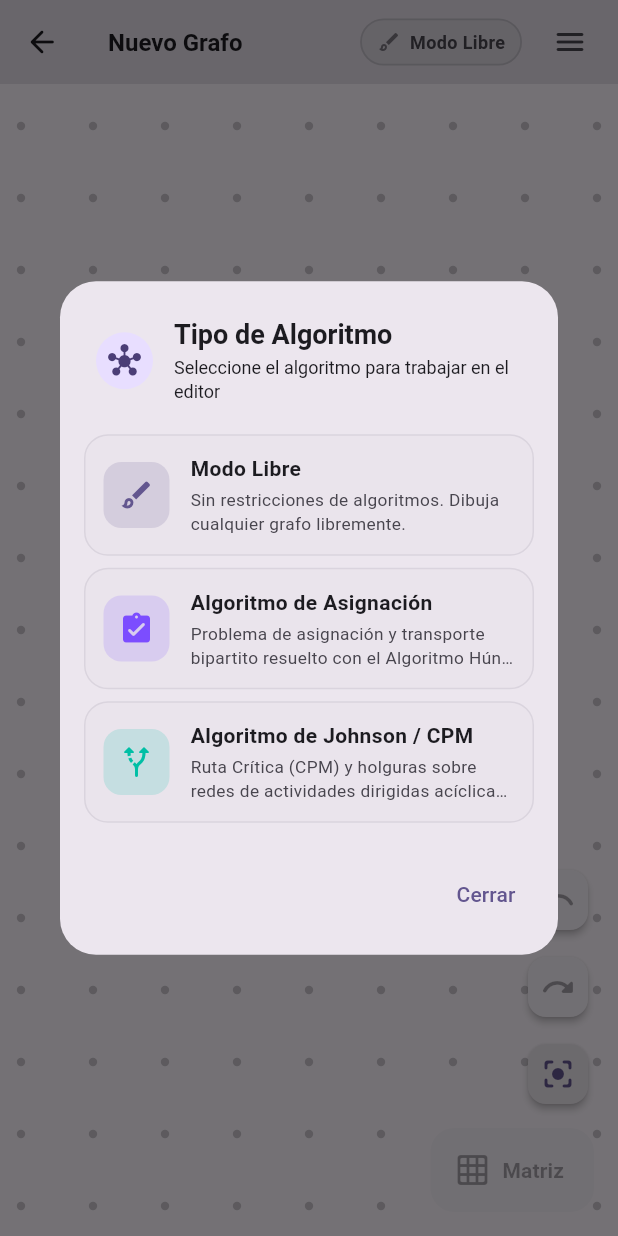
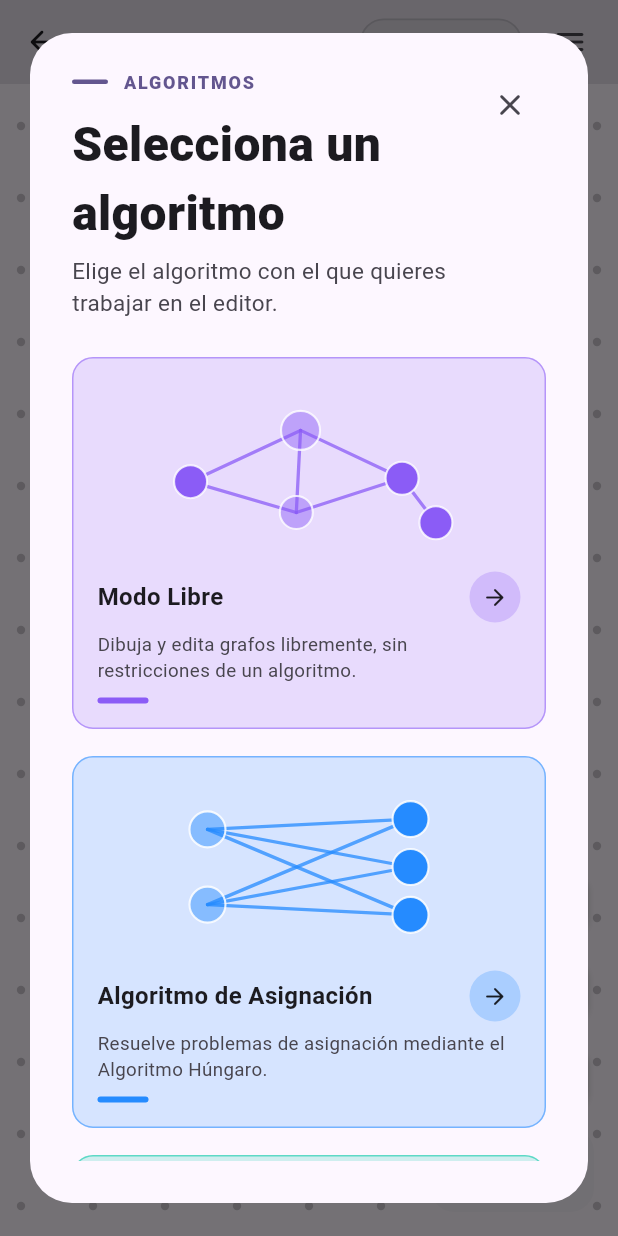
Before and after one commit to marinobc/algorithm, a Flutter app: the GraphEditorScreen screen opened directly, on a phone screen of 412 x 824 dp. Run offline on Flutter 3.47's test engine with Material 3 defaults, Android fonts, the phone set to English and light mode, and no system bars; our stand-ins replace flutter_dotenv, flutter_markdown, flutter_riverpod, flutter_svg, google_generative_ai, shared_preferences and 2 more; missing offline and left inert: dart:js_interop; accounts and stored records are empty; network calls fail; project files that could hold a hidden picture were left out.

Commit message:
Redesign algorithm selection catalog

```diff
--- a/lib/ui/dialogs/algorithm_selection_dialog.dart
+++ b/lib/ui/dialogs/algorithm_selection_dialog.dart
@@ -8,11 +8,9 @@ import '../../algorithms/core/graph_algorithm.dart';
 import '../../algorithms/johnson/domain/services/johnson_validator.dart';
 import '../../algorithms/johnson/providers/johnson_provider.dart';
 import '../../application/providers/grafo_provider.dart';
+import '../widgets/algorithm_catalog_illustration.dart';
 import '../widgets/app_toast.dart';
 
-/// Modal dialog presented to the user to choose which algorithm mode to work in.
-/// Used when entering the editor from general pages, or when changing algorithm
-/// from the top bar dropdown when the canvas is empty.
 class AlgorithmSelectionDialog extends StatelessWidget {
   final WidgetRef ref;
   final bool canDismiss;
@@ -31,124 +29,335 @@ class AlgorithmSelectionDialog extends StatelessWidget {
     return showDialog<GraphAlgorithm?>(
       context: context,
       barrierDismissible: canDismiss,
-      builder: (ctx) =>
+      builder: (_) =>
           AlgorithmSelectionDialog(ref: ref, canDismiss: canDismiss),
     );
   }
 
   @override
   Widget build(BuildContext context) {
-    final theme = Theme.of(context);
-    final colorScheme = theme.colorScheme;
-    final algorithms = ref.read(algorithmRegistryProvider);
+    final registered = {
+      for (final algorithm in ref.read(algorithmRegistryProvider))
+        algorithm.id: algorithm,
+    };
+    final options = _options(registered);
+    final colors = Theme.of(context).colorScheme;
 
-    return AlertDialog(
-      shape: RoundedRectangleBorder(borderRadius: BorderRadius.circular(24)),
-      titlePadding: const EdgeInsets.fromLTRB(24, 24, 24, 12),
-      contentPadding: const EdgeInsets.symmetric(horizontal: 16, vertical: 8),
-      actionsPadding: const EdgeInsets.fromLTRB(16, 8, 16, 16),
-      title: Row(
+    return Dialog(
+      insetPadding: const EdgeInsets.all(20),
+      backgroundColor: colors.surface,
+      clipBehavior: Clip.antiAlias,
+      child: ConstrainedBox(
+        constraints: const BoxConstraints(maxWidth: 1280, maxHeight: 780),
+        child: Padding(
+          padding: const EdgeInsets.fromLTRB(28, 24, 28, 28),
+          child: Column(
             children: [
-          Container(
-            padding: const EdgeInsets.all(8),
-            decoration: BoxDecoration(
-              color: colorScheme.primaryContainer,
-              shape: BoxShape.circle,
+              _CatalogHeader(
+                canDismiss: canDismiss,
+                onClose: () => Navigator.of(context).pop(),
               ),
-            child: Icon(
-              Icons.hub_rounded,
-              color: colorScheme.onPrimaryContainer,
-              size: 22,
+              const SizedBox(height: 26),
+              Expanded(
+                child: LayoutBuilder(
+                  builder: (context, constraints) {
+                    final columns = constraints.maxWidth >= 1040
+                        ? 4
+                        : constraints.maxWidth >= 620
+                        ? 2
+                        : 1;
+                    return GridView.builder(
+                      itemCount: options.length,
+                      gridDelegate: SliverGridDelegateWithFixedCrossAxisCount(
+                        crossAxisCount: columns,
+                        crossAxisSpacing: 18,
+                        mainAxisSpacing: 18,
+                        mainAxisExtent: columns == 1 ? 248 : 270,
                       ),
+                      itemBuilder: (context, index) => _AlgorithmCatalogCard(
+                        option: options[index],
+                        onSelect: options[index].available
+                            ? () => _select(context, options[index])
+                            : null,
                       ),
-          const SizedBox(width: 14),
-          const Expanded(
-            child: Column(
-              crossAxisAlignment: CrossAxisAlignment.start,
-              children: [
-                Text(
-                  'Tipo de Algoritmo',
-                  style: TextStyle(fontSize: 18, fontWeight: FontWeight.bold),
+                    );
+                  },
                 ),
-                SizedBox(height: 2),
-                Text(
-                  'Seleccione el algoritmo para trabajar en el editor',
-                  style: TextStyle(fontSize: 12, fontWeight: FontWeight.normal),
               ),
             ],
           ),
         ),
-        ],
       ),
-      content: SizedBox(
-        width: 440,
-        child: Column(
-          mainAxisSize: MainAxisSize.min,
-          children: [
-            // Free mode option (positioned at the top, without pre-selection)
-            Padding(
-              padding: const EdgeInsets.only(bottom: 8.0),
-              child: InkWell(
-                onTap: () {
+    );
+  }
+
+  List<_AlgorithmCatalogOption> _options(
+    Map<String, GraphAlgorithm> registered,
+  ) {
+    final assignment = registered[AlgorithmRegistry.assignmentId];
+    final johnson = registered[AlgorithmRegistry.johnsonId];
+    return [
+      const _AlgorithmCatalogOption(
+        id: 'free-mode',
+        title: 'Modo Libre',
+        description: 'Dibuja y edita grafos libremente, sin restricciones de un algoritmo.',
+        accentColor: Color(0xFF8B5CF6),
+        illustration: AlgorithmCatalogIllustration.freeMode,
+      ),
+      if (assignment != null)
+        _AlgorithmCatalogOption(
+          id: assignment.id,
+          title: 'Algoritmo de Asignación',
+          description:
+              'Resuelve problemas de asignación mediante el Algoritmo Húngaro.',
+          accentColor: const Color(0xFF258BFF),
+          illustration: AlgorithmCatalogIllustration.assignment,
+          algorithm: assignment,
+        ),
+      if (johnson != null)
+        _AlgorithmCatalogOption(
+          id: johnson.id,
+          title: 'Algoritmo de Johnson / CPM',
+          description: 'Analiza redes de actividades, identifica la ruta crítica y calcula las holguras.',
+          accentColor: const Color(0xFF00C7A5),
+          illustration: AlgorithmCatalogIllustration.johnson,
+          algorithm: johnson,
+        ),
+      const _AlgorithmCatalogOption(
+        id: 'upcoming',
+        title: 'Próximamente',
+        description: 'Estamos preparando nuevos algoritmos para ampliar las herramientas disponibles.',
+        accentColor: Color(0xFF756A9F),
+        illustration: AlgorithmCatalogIllustration.upcoming,
+        available: false,
+      ),
+    ];
+  }
+
+  void _select(BuildContext context, _AlgorithmCatalogOption option) {
+    if (option.id == 'free-mode') {
       ref.read(activeAlgorithmProvider.notifier).clear();
-                  ref
-                      .read(transportationNotifierProvider.notifier)
-                      .setActive(false);
+      ref.read(transportationNotifierProvider.notifier).setActive(false);
       ref.read(johnsonNotifierProvider.notifier).setActive(false);
       Navigator.of(context).pop(null);
-                },
-                borderRadius: BorderRadius.circular(16),
-                child: Container(
-                  padding: const EdgeInsets.all(12),
-                  decoration: BoxDecoration(
-                    color: colorScheme.surfaceContainerHighest.withValues(
-                      alpha: 0.35,
-                    ),
-                    borderRadius: BorderRadius.circular(16),
-                    border: Border.all(
-                      color: colorScheme.outlineVariant.withValues(alpha: 0.5),
-                      width: 1.0,
-                    ),
-                  ),
-                  child: Row(
+      return;
+    }
+    final algorithm = option.algorithm;
+    if (algorithm == null) return;
+    final graph = ref.read(grafoProvider);
+    if (graph.conexiones.isNotEmpty) {
+      final error = switch (algorithm.id) {
+        AlgorithmRegistry.assignmentId => TransportationValidator.validate(
+          graph,
+        ).errorMessage,
+        AlgorithmRegistry.johnsonId => JohnsonValidator.validate(
+          graph,
+        ).errorMessage,
+        _ => null,
+      };
+      if (error != null) {
+        AppToast.show(context, error, icon: Icons.warning_amber_rounded);
+        return;
+      }
+    }
+    ref.read(transportationNotifierProvider.notifier).setActive(false);
+    ref.read(johnsonNotifierProvider.notifier).setActive(false);
+    ref.read(activeAlgorithmProvider.notifier).selectById(algorithm.id);
+    Navigator.of(context).pop(algorithm);
+  }
+}
+
+class _CatalogHeader extends StatelessWidget {
+  final bool canDismiss;
+  final VoidCallback onClose;
+  const _CatalogHeader({required this.canDismiss, required this.onClose});
+
+  @override
+  Widget build(BuildContext context) {
+    final colors = Theme.of(context).colorScheme;
+    return Row(
+      crossAxisAlignment: CrossAxisAlignment.start,
       children: [
-                      Container(
-                        width: 44,
-                        height: 44,
-                        decoration: BoxDecoration(
-                          color: colorScheme.primary.withValues(alpha: 0.16),
-                          borderRadius: BorderRadius.circular(12),
-                        ),
-                        child: Icon(
-                          Icons.brush_outlined,
-                          color: colorScheme.primary,
-                          size: 24,
-                        ),
-                      ),
-                      const SizedBox(width: 14),
         Expanded(
           child: Column(
             crossAxisAlignment: CrossAxisAlignment.start,
             children: [
-                            Text(
-                              'Modo Libre',
-                              style: TextStyle(
-                                fontSize: 14,
-                                fontWeight: FontWeight.bold,
-                                color: colorScheme.onSurface,
+              Row(
+                children: [
+                  Container(
+                    width: 24,
+                    height: 3,
+                    decoration: BoxDecoration(
+                      color: colors.primary,
+                      borderRadius: BorderRadius.circular(4),
                     ),
                   ),
-                            const SizedBox(height: 3),
+                  const SizedBox(width: 10),
                   Text(
-                              'Sin restricciones de algoritmos. Dibuja cualquier grafo libremente.',
+                    'ALGORITMOS',
                     style: TextStyle(
-                                fontSize: 11.5,
-                                color: colorScheme.onSurfaceVariant,
+                      color: colors.primary,
+                      fontSize: 12,
+                      fontWeight: FontWeight.w800,
+                      letterSpacing: 1.2,
                     ),
+                  ),
+                ],
+              ),
+              const SizedBox(height: 10),
+              Text(
+                'Selecciona un algoritmo',
+                style: TextStyle(
+                  color: colors.onSurface,
+                  fontSize: 32,
+                  fontWeight: FontWeight.w800,
+                ),
+              ),
+              const SizedBox(height: 5),
+              Text(
+                'Elige el algoritmo con el que quieres trabajar en el editor.',
+                style: TextStyle(color: colors.onSurfaceVariant, fontSize: 15),
+              ),
+            ],
+          ),
+        ),
+        if (canDismiss)
+          IconButton(
+            onPressed: onClose,
+            icon: const Icon(Icons.close_rounded),
+            tooltip: 'Cerrar selector de algoritmos',
+          ),
+      ],
+    );
+  }
+}
+
+class _AlgorithmCatalogCard extends StatefulWidget {
+  final _AlgorithmCatalogOption option;
+  final VoidCallback? onSelect;
+  const _AlgorithmCatalogCard({required this.option, this.onSelect});
+  @override
+  State<_AlgorithmCatalogCard> createState() => _AlgorithmCatalogCardState();
+}
+
+class _AlgorithmCatalogCardState extends State<_AlgorithmCatalogCard> {
+  bool _hovered = false;
+
+  @override
+  Widget build(BuildContext context) {
+    final colors = Theme.of(context).colorScheme;
+    final available = widget.option.available;
+    return Semantics(
+      button: available,
+      enabled: available,
+      label: widget.option.title,
+      child: MouseRegion(
+        cursor: available ? SystemMouseCursors.click : SystemMouseCursors.basic,
+        onEnter: (_) => setState(() => _hovered = true),
+        onExit: (_) => setState(() => _hovered = false),
+        child: AnimatedScale(
+          scale: available && _hovered ? 1.015 : 1,
+          duration: const Duration(milliseconds: 160),
+          child: Material(
+            color: Colors.transparent,
+            child: InkWell(
+              onTap: widget.onSelect,
+              borderRadius: BorderRadius.circular(14),
+              child: AnimatedContainer(
+                duration: const Duration(milliseconds: 160),
+                padding: const EdgeInsets.all(16),
+                decoration: BoxDecoration(
+                  color: widget.option.accentColor.withValues(
+                    alpha: available ? (_hovered ? .27 : .18) : .09,
+                  ),
+                  borderRadius: BorderRadius.circular(14),
+                  border: Border.all(
+                    color: widget.option.accentColor.withValues(
+                      alpha: available ? (_hovered ? .9 : .55) : .25,
+                    ),
+                  ),
+                ),
+                child: Column(
+                  crossAxisAlignment: CrossAxisAlignment.start,
+                  children: [
+                    Expanded(
+                      child: Opacity(
+                        opacity: available ? 1 : .55,
+                        child: AlgorithmCatalogIllustrationWidget(
+                          illustration: widget.option.illustration,
+                          accentColor: widget.option.accentColor,
+                        ),
+                      ),
+                    ),
+                    const SizedBox(height: 12),
+                    Row(
+                      children: [
+                        Expanded(
+                          child: Text(
+                            widget.option.title,
+                            style: TextStyle(
+                              color: colors.onSurface,
+                              fontSize: 16,
+                              fontWeight: FontWeight.bold,
+                            ),
+                          ),
+                        ),
+                        if (available)
+                          Container(
+                            width: 34,
+                            height: 34,
+                            decoration: BoxDecoration(
+                              color: widget.option.accentColor.withValues(
+                                alpha: .25,
+                              ),
+                              shape: BoxShape.circle,
+                            ),
+                            child: const Icon(
+                              Icons.arrow_forward_rounded,
+                              size: 18,
+                            ),
+                          )
+                        else
+                          Container(
+                            padding: const EdgeInsets.symmetric(
+                              horizontal: 8,
+                              vertical: 4,
+                            ),
+                            decoration: BoxDecoration(
+                              color: colors.surface.withValues(alpha: .55),
+                              borderRadius: BorderRadius.circular(8),
+                            ),
+                            child: Text(
+                              'Próximamente',
+                              style: TextStyle(
+                                color: colors.onSurfaceVariant,
+                                fontSize: 10,
+                                fontWeight: FontWeight.bold,
+                              ),
+                            ),
+                          ),
+                      ],
+                    ),
+                    const SizedBox(height: 6),
+                    Text(
+                      widget.option.description,
                       maxLines: 2,
                       overflow: TextOverflow.ellipsis,
+                      style: TextStyle(
+                        color: colors.onSurfaceVariant,
+                        fontSize: 12.5,
+                        height: 1.35,
                       ),
-                          ],
+                    ),
+                    const SizedBox(height: 10),
+                    Container(
+                      width: 34,
+                      height: 4,
+                      decoration: BoxDecoration(
+                        color: widget.option.accentColor.withValues(
+                          alpha: available ? 1 : .45,
+                        ),
+                        borderRadius: BorderRadius.circular(4),
                       ),
                     ),
                   ],
@@ -156,119 +365,27 @@ class AlgorithmSelectionDialog extends StatelessWidget {
               ),
             ),
           ),
-
-            // List of registered algorithms
-            ...algorithms.map((algo) {
-              return Padding(
-                padding: const EdgeInsets.only(bottom: 8.0),
-                child: InkWell(
-                  onTap: () {
-                    final grafo = ref.read(grafoProvider);
-                    if (grafo.conexiones.isNotEmpty) {
-                      if (algo.id == 'assignment') {
-                        final val = TransportationValidator.validate(grafo);
-                        if (!val.isValid) {
-                          AppToast.show(
-                            context,
-                            val.errorMessage ?? 'Grafo no válido para el algoritmo seleccionado',
-                            icon: Icons.warning_amber_rounded,
+        ),
+      ),
     );
-                          return;
-                        }
-                      } else if (algo.id == 'johnson') {
-                        final val = JohnsonValidator.validate(grafo);
-                        if (!val.isValid) {
-                          AppToast.show(
-                            context,
-                            val.errorMessage ?? 'Grafo no válido para el algoritmo seleccionado',
-                            icon: Icons.warning_amber_rounded,
-                          );
-                          return;
-                        }
   }
 }
 
-                    ref
-                        .read(transportationNotifierProvider.notifier)
-                        .setActive(false);
-                    ref.read(johnsonNotifierProvider.notifier).setActive(false);
-                    ref
-                        .read(activeAlgorithmProvider.notifier)
-                        .selectById(algo.id);
-                    Navigator.of(context).pop(algo);
-                  },
-                  borderRadius: BorderRadius.circular(16),
-                  child: Container(
-                    padding: const EdgeInsets.all(12),
-                    decoration: BoxDecoration(
-                      color: colorScheme.surfaceContainerHighest.withValues(
-                        alpha: 0.35,
-                      ),
-                      borderRadius: BorderRadius.circular(16),
-                      border: Border.all(
-                        color: colorScheme.outlineVariant.withValues(
-                          alpha: 0.5,
-                        ),
-                        width: 1.0,
-                      ),
-                    ),
-                    child: Row(
-                      children: [
-                        Container(
-                          width: 44,
-                          height: 44,
-                          decoration: BoxDecoration(
-                            color: algo.themeColor.withValues(alpha: 0.16),
-                            borderRadius: BorderRadius.circular(12),
-                          ),
-                          child: Icon(
-                            algo.icon,
-                            color: algo.themeColor,
-                            size: 24,
-                          ),
-                        ),
-                        const SizedBox(width: 14),
-                        Expanded(
-                          child: Column(
-                            crossAxisAlignment: CrossAxisAlignment.start,
-                            children: [
-                              Text(
-                                algo.name,
-                                style: TextStyle(
-                                  fontSize: 14,
-                                  fontWeight: FontWeight.bold,
-                                  color: colorScheme.onSurface,
-                                ),
-                              ),
-                              const SizedBox(height: 3),
-                              Text(
-                                algo.description,
-                                style: TextStyle(
-                                  fontSize: 11.5,
-                                  color: colorScheme.onSurfaceVariant,
-                                ),
-                                maxLines: 2,
-                                overflow: TextOverflow.ellipsis,
-                              ),
-                            ],
-                          ),
-                        ),
-                      ],
-                    ),
-                  ),
-                ),
-              );
-            }),
-          ],
-        ),
-      ),
-      actions: [
-        if (canDismiss)
-          TextButton(
-            onPressed: () => Navigator.of(context).pop(),
-            child: const Text('Cerrar'),
-          ),
-      ],
-    );
+class _AlgorithmCatalogOption {
+  final String id;
+  final String title;
+  final String description;
+  final Color accentColor;
+  final AlgorithmCatalogIllustration illustration;
+  final bool available;
+  final GraphAlgorithm? algorithm;
+  const _AlgorithmCatalogOption({
+    required this.id,
+    required this.title,
+    required this.description,
+    required this.accentColor,
+    required this.illustration,
+    this.available = true,
+    this.algorithm,
+  });
 }
-}
```
Also changed, not shown: lib/ui/widgets/algorithm_catalog_illustration.dart (added, +215 -0 lines), 1 other file. Lines whose indentation alone changed are shown as unchanged.
